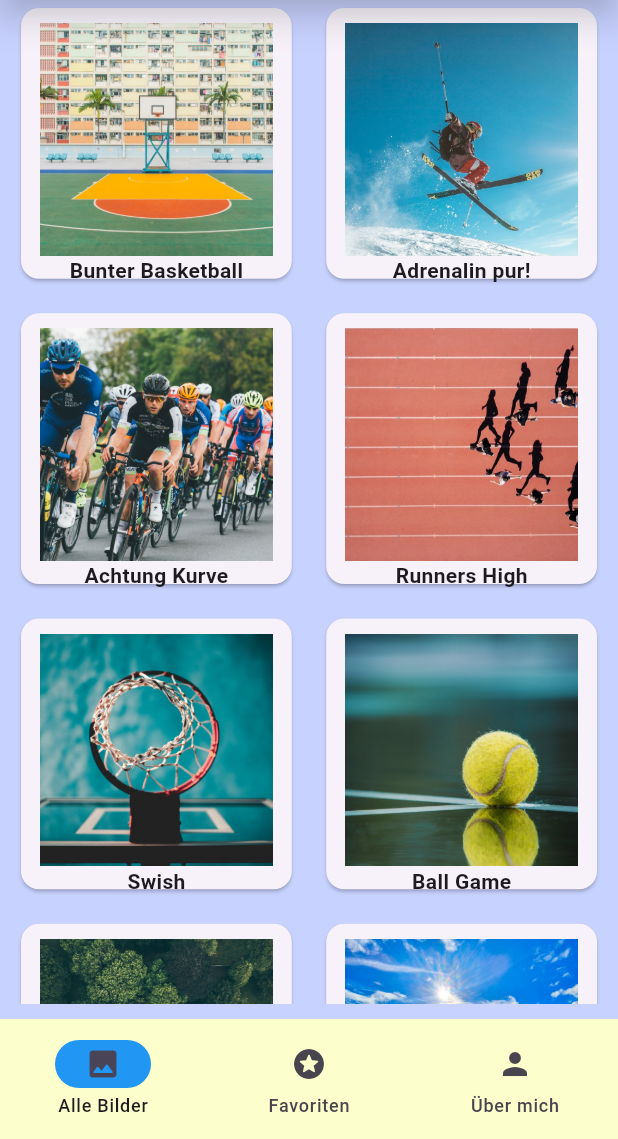
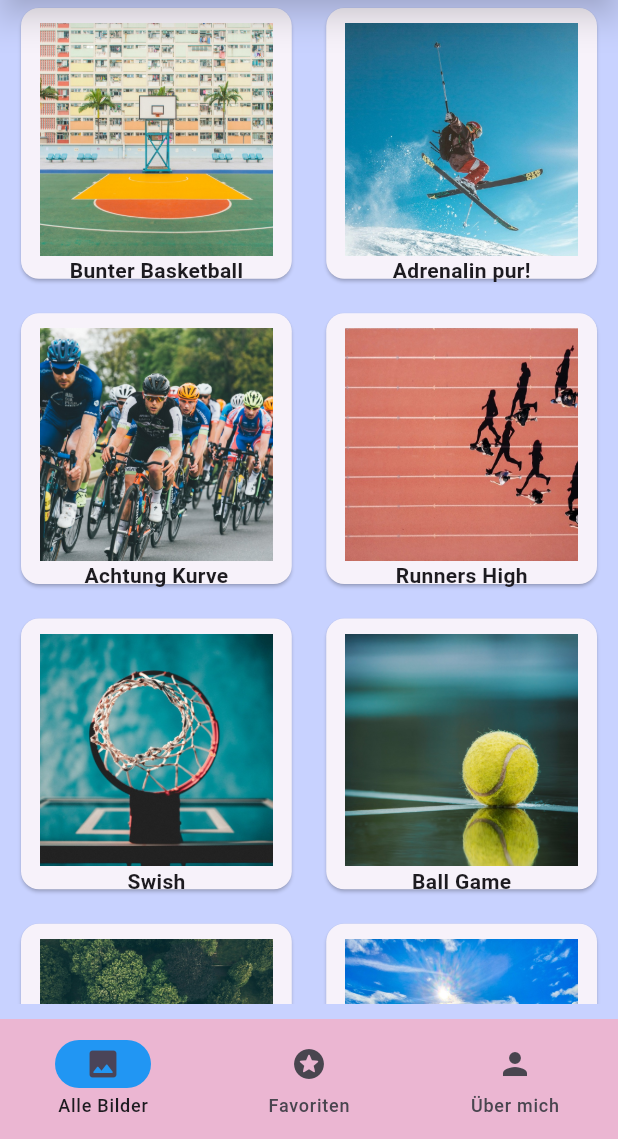
Before and after one commit to JuergenHollmann/project_13_picture_gallery_jh, a Flutter app: the screen it shows after launch, on a phone screen of 412 x 824 dp, the part 97-1236 px from its top. Run offline on Flutter 3.47's test engine with Material 3 defaults, Android fonts, the phone set to English and light mode, and no system bars.

Commit message:
changed colors in AppBar and NavigationBar

```diff
--- a/lib/main.dart
+++ b/lib/main.dart
@@ -4,7 +4,6 @@ import 'package:project_13_picture_gallery_jh/features/gallery/screens/favorites
 import 'package:project_13_picture_gallery_jh/features/gallery/screens/start_page.dart';
 import 'package:project_13_picture_gallery_jh/features/profile/my_profile.dart';
 import 'package:project_13_picture_gallery_jh/features/gallery/repository/gallery_data.dart';
-
 
 void main() {
   runApp(const MainApp());
@@ -21,7 +20,13 @@ class MainApp extends StatefulWidget {
 
 class _MainAppState extends State<MainApp> {
   final List<Widget> screens = [
-      StartPage(galleryItem: GalleryItem(imageTitle: "imageTitle", imageDate: "imageDate", imageDescription: "imageDescription", imagePath: "imagePath"),),
+    StartPage(
+      galleryItem: GalleryItem(
+          imageTitle: "imageTitle",
+          imageDate: "imageDate",
+          imageDescription: "imageDescription",
+          imagePath: "imagePath"),
+    ),
     const Favorites(image: Icon(Icons.stars_rounded)),
     const MyProfile(),
   ];
@@ -55,7 +60,8 @@ class _MainAppState extends State<MainApp> {
 // Standard NavigationBar
 // ----------------------------------------------------------------------------------------------
         bottomNavigationBar: NavigationBar(
-          backgroundColor: const Color.fromARGB(255, 252, 255, 203),
+          backgroundColor: const Color.fromARGB(
+              255, 235, 182, 210), //const Color.fromARGB(255, 252, 255, 203),
           indicatorColor: Colors.blue,
           selectedIndex: currentIndex,
           onDestinationSelected: (index) {
```
